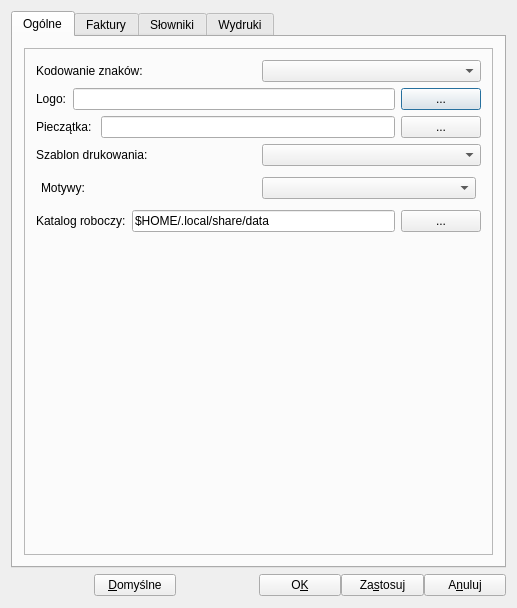
Above: ui/setting.ui from juliagoda/qfaktury before the change. Below: the same form after it.
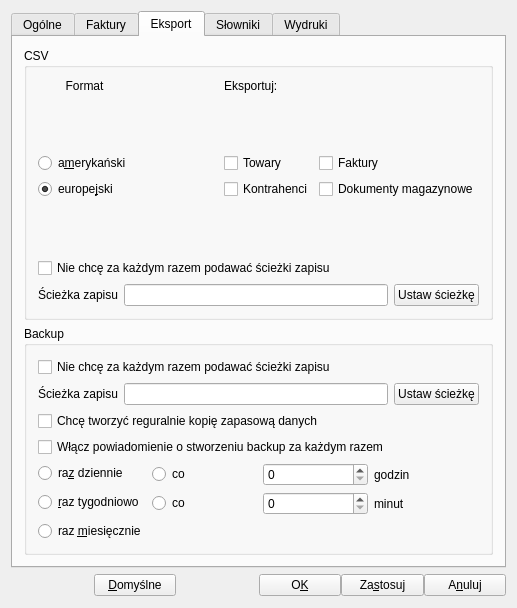
That is the form after the change. The open tabs and pages were chosen to show the change.

Commit message: Added csv export functionality

```diff
--- a/ui/setting.ui
+++ b/ui/setting.ui
@@ -47,7 +47,7 @@
       </size>
      </property>
      <property name="currentIndex">
-      <number>0</number>
+      <number>2</number>
      </property>
      <widget class="QWidget" name="TabPage1">
       <attribute name="title">
@@ -459,6 +459,379 @@
        </item>
       </layout>
      </widget>
+     <widget class="QWidget" name="TabPage3">
+      <attribute name="title">
+       <string>Eksport</string>
+      </attribute>
+      <layout class="QVBoxLayout" name="verticalLayout_13">
+       <item>
+        <widget class="QGroupBox" name="groupBox_4">
+         <property name="title">
+          <string>CSV</string>
+         </property>
+         <layout class="QVBoxLayout" name="verticalLayout_12">
+          <item>
+           <layout class="QHBoxLayout" name="horizontalLayout_18">
+            <property name="leftMargin">
+             <number>0</number>
+            </property>
+            <property name="topMargin">
+             <number>0</number>
+            </property>
+            <property name="rightMargin">
+             <number>0</number>
+            </property>
+            <property name="bottomMargin">
+             <number>0</number>
+            </property>
+            <item>
+             <layout class="QVBoxLayout" name="verticalLayout_7">
+              <item>
+               <widget class="QLabel" name="label_3">
+                <property name="text">
+                 <string>Format</string>
+                </property>
+                <property name="alignment">
+                 <set>Qt::AlignCenter</set>
+                </property>
+               </widget>
+              </item>
+              <item>
+               <spacer name="verticalSpacer_6">
+                <property name="orientation">
+                 <enum>Qt::Vertical</enum>
+                </property>
+                <property name="sizeHint" stdset="0">
+                 <size>
+                  <width>20</width>
+                  <height>30</height>
+                 </size>
+                </property>
+               </spacer>
+              </item>
+              <item>
+               <widget class="QRadioButton" name="CSVUSAFormat">
+                <property name="cursor">
+                 <cursorShape>PointingHandCursor</cursorShape>
+                </property>
+                <property name="text">
+                 <string>a&amp;merykański</string>
+                </property>
+               </widget>
+              </item>
+              <item>
+               <widget class="QRadioButton" name="CSVEURFormat">
+                <property name="cursor">
+                 <cursorShape>PointingHandCursor</cursorShape>
+                </property>
+                <property name="text">
+                 <string>europe&amp;jski</string>
+                </property>
+                <property name="checked">
+                 <bool>true</bool>
+                </property>
+               </widget>
+              </item>
+              <item>
+               <spacer name="verticalSpacer_4">
+                <property name="orientation">
+                 <enum>Qt::Vertical</enum>
+                </property>
+                <property name="sizeHint" stdset="0">
+                 <size>
+                  <width>20</width>
+                  <height>40</height>
+                 </size>
+                </property>
+               </spacer>
+              </item>
+             </layout>
+            </item>
+            <item>
+             <spacer name="horizontalSpacer_2">
+              <property name="orientation">
+               <enum>Qt::Horizontal</enum>
+              </property>
+              <property name="sizeHint" stdset="0">
+               <size>
+                <width>40</width>
+                <height>20</height>
+               </size>
+              </property>
+             </spacer>
+            </item>
+            <item>
+             <layout class="QFormLayout" name="formLayout_2">
+              <item row="0" column="0">
+               <widget class="QLabel" name="label_8">
+                <property name="text">
+                 <string>Eksportuj:</string>
+                </property>
+               </widget>
+              </item>
+              <item row="1" column="1">
+               <spacer name="verticalSpacer_7">
+                <property name="orientation">
+                 <enum>Qt::Vertical</enum>
+                </property>
+                <property name="sizeHint" stdset="0">
+                 <size>
+                  <width>20</width>
+                  <height>20</height>
+                 </size>
+                </property>
+               </spacer>
+              </item>
+              <item row="2" column="0">
+               <widget class="QCheckBox" name="exportGoodsBtn">
+                <property name="cursor">
+                 <cursorShape>PointingHandCursor</cursorShape>
+                </property>
+                <property name="text">
+                 <string>Towary</string>
+                </property>
+               </widget>
+              </item>
+              <item row="2" column="1">
+               <widget class="QCheckBox" name="exportInvBtn">
+                <property name="cursor">
+                 <cursorShape>PointingHandCursor</cursorShape>
+                </property>
+                <property name="text">
+                 <string>Faktury</string>
+                </property>
+               </widget>
+              </item>
+              <item row="3" column="0">
+               <widget class="QCheckBox" name="exportBuyersBtn">
+                <property name="cursor">
+                 <cursorShape>PointingHandCursor</cursorShape>
+                </property>
+                <property name="text">
+                 <string>Kontrahenci</string>
+                </property>
+               </widget>
+              </item>
+              <item row="3" column="1">
+               <widget class="QCheckBox" name="exportWareBtn">
+                <property name="cursor">
+                 <cursorShape>PointingHandCursor</cursorShape>
+                </property>
+                <property name="text">
+                 <string>Dokumenty magazynowe</string>
+                </property>
+               </widget>
+              </item>
+              <item row="4" column="0">
+               <spacer name="verticalSpacer_9">
+                <property name="orientation">
+                 <enum>Qt::Vertical</enum>
+                </property>
+                <property name="sizeHint" stdset="0">
+                 <size>
+                  <width>20</width>
+                  <height>40</height>
+                 </size>
+                </property>
+               </spacer>
+              </item>
+             </layout>
+            </item>
+           </layout>
+          </item>
+          <item>
+           <layout class="QVBoxLayout" name="verticalLayout_8">
+            <item>
+             <widget class="QCheckBox" name="noAskCSVPath">
+              <property name="cursor">
+               <cursorShape>PointingHandCursor</cursorShape>
+              </property>
+              <property name="text">
+               <string>Nie chcę za każdym razem podawać ścieżki zapisu</string>
+              </property>
+             </widget>
+            </item>
+            <item>
+             <layout class="QHBoxLayout" name="horizontalLayout_14">
+              <item>
+               <widget class="QLabel" name="csvPathLabel">
+                <property name="text">
+                 <string>Ścieżka zapisu</string>
+                </property>
+               </widget>
+              </item>
+              <item>
+               <widget class="QLineEdit" name="csvLinePath"/>
+              </item>
+              <item>
+               <widget class="QPushButton" name="setCSVPathBtn">
+                <property name="cursor">
+                 <cursorShape>PointingHandCursor</cursorShape>
+                </property>
+                <property name="text">
+                 <string>Ustaw ścieżkę</string>
+                </property>
+               </widget>
+              </item>
+             </layout>
+            </item>
+           </layout>
+          </item>
+         </layout>
+        </widget>
+       </item>
+       <item>
+        <widget class="QGroupBox" name="groupBox_5">
+         <property name="title">
+          <string>Backup</string>
+         </property>
+         <layout class="QVBoxLayout" name="verticalLayout_11">
+          <item>
+           <layout class="QVBoxLayout" name="verticalLayout_9">
+            <item>
+             <widget class="QCheckBox" name="noAskBackupPath">
+              <property name="cursor">
+               <cursorShape>PointingHandCursor</cursorShape>
+              </property>
+              <property name="text">
+               <string>Nie chcę za każdym razem podawać ścieżki zapisu</string>
+              </property>
+             </widget>
+            </item>
+            <item>
+             <layout class="QHBoxLayout" name="horizontalLayout_15">
+              <item>
+               <widget class="QLabel" name="backupPathLabel">
+                <property name="text">
+                 <string>Ścieżka zapisu</string>
+                </property>
+               </widget>
+              </item>
+              <item>
+               <widget class="QLineEdit" name="backupLinePath"/>
+              </item>
+              <item>
+               <widget class="QPushButton" name="setBackupPathBtn">
+                <property name="cursor">
+                 <cursorShape>PointingHandCursor</cursorShape>
+                </property>
+                <property name="text">
+                 <string>Ustaw ścieżkę</string>
+                </property>
+               </widget>
+              </item>
+             </layout>
+            </item>
+           </layout>
+          </item>
+          <item>
+           <layout class="QVBoxLayout" name="verticalLayout_10">
+            <item>
+             <widget class="QCheckBox" name="regularBackupBtn">
+              <property name="cursor">
+               <cursorShape>PointingHandCursor</cursorShape>
+              </property>
+              <property name="text">
+               <string>Chcę tworzyć reguralnie kopię zapasową danych</string>
+              </property>
+             </widget>
+            </item>
+            <item>
+             <widget class="QCheckBox" name="backupEveryTimeBtn">
+              <property name="text">
+               <string>Włącz powiadomienie o stworzeniu backup za każdym razem</string>
+              </property>
+             </widget>
+            </item>
+            <item>
+             <layout class="QFormLayout" name="formLayout">
+              <item row="1" column="0">
+               <widget class="QRadioButton" name="backupOnceDay">
+                <property name="cursor">
+                 <cursorShape>PointingHandCursor</cursorShape>
+                </property>
+                <property name="text">
+                 <string>ra&amp;z dziennie</string>
+                </property>
+               </widget>
+              </item>
+              <item row="1" column="1">
+               <layout class="QHBoxLayout" name="horizontalLayout_16">
+                <item>
+                 <widget class="QRadioButton" name="backupEveryHour">
+                  <property name="cursor">
+                   <cursorShape>PointingHandCursor</cursorShape>
+                  </property>
+                  <property name="text">
+                   <string>co</string>
+                  </property>
+                 </widget>
+                </item>
+                <item>
+                 <widget class="QSpinBox" name="howManyHours"/>
+                </item>
+                <item>
+                 <widget class="QLabel" name="hoursLabel">
+                  <property name="text">
+                   <string>godzin</string>
+                  </property>
+                 </widget>
+                </item>
+               </layout>
+              </item>
+              <item row="2" column="0">
+               <widget class="QRadioButton" name="backupOnceWeek">
+                <property name="cursor">
+                 <cursorShape>PointingHandCursor</cursorShape>
+                </property>
+                <property name="text">
+                 <string>&amp;raz tygodniowo</string>
+                </property>
+               </widget>
+              </item>
+              <item row="3" column="0">
+               <widget class="QRadioButton" name="backupOnceMonth">
+                <property name="cursor">
+                 <cursorShape>PointingHandCursor</cursorShape>
+                </property>
+                <property name="text">
+                 <string>raz &amp;miesięcznie</string>
+                </property>
+               </widget>
+              </item>
+              <item row="2" column="1">
+               <layout class="QHBoxLayout" name="horizontalLayout_17">
+                <item>
+                 <widget class="QRadioButton" name="backupEveryMin">
+                  <property name="cursor">
+                   <cursorShape>PointingHandCursor</cursorShape>
+                  </property>
+                  <property name="text">
+                   <string>co</string>
+                  </property>
+                 </widget>
+                </item>
+                <item>
+                 <widget class="QSpinBox" name="howManyMin"/>
+                </item>
+                <item>
+                 <widget class="QLabel" name="minLabel">
+                  <property name="text">
+                   <string>minut</string>
+                  </property>
+                 </widget>
+                </item>
+               </layout>
+              </item>
+             </layout>
+            </item>
+           </layout>
+          </item>
+         </layout>
+        </widget>
+       </item>
+      </layout>
+     </widget>
      <widget class="QWidget" name="TabPage4">
       <attribute name="title">
        <string>Słowniki</string>
```
Left out of the diff: 12 changed lines with no effect on the pictures. The commit also changes 16 other files.
